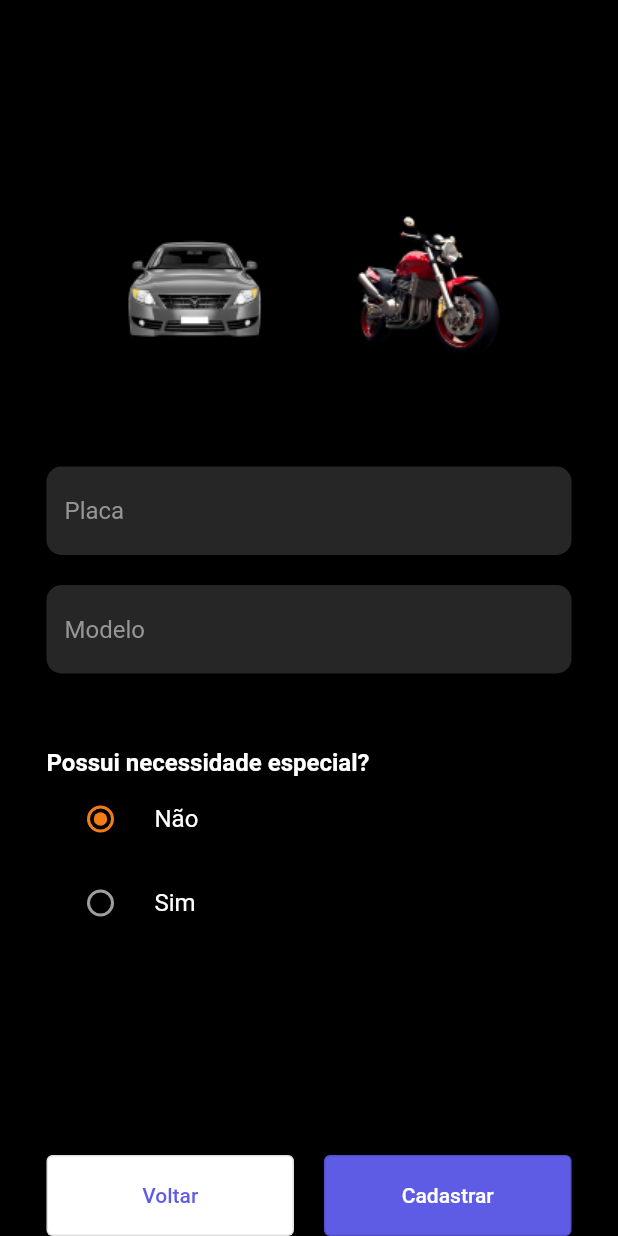
After one commit to ICEI-PUC-Minas-PMV-ADS/estacionamentoeixo4-mobile, a Flutter app: the VehicleRegistrationScreen screen opened by its route, on a phone screen of 412 x 824 dp. The commit adds this screen. Run offline on Flutter 3.47's test engine with Material 2 defaults, Android fonts, the phone set to English and light mode, and no system bars; our stand-ins replace bloc, equatable, flutter_bloc, shared_preferences; missing offline and left inert: dart:ffi; accounts and stored records are empty.

Commit message:
feat: :sparkles: implementa tela de registro de veículo

```diff
--- a/why_park/lib/configuration/application_composition_root.dart
+++ b/why_park/lib/configuration/application_composition_root.dart
@@ -4,6 +4,7 @@ import 'package:why_park/presentation/home/home_screen.dart';
 import 'package:why_park/presentation/login/login_screen.dart';
 import 'package:why_park/presentation/login/presenter/login_presenter.dart';
 import 'package:why_park/presentation/signup/presenter/signup_presenter.dart';
+import 'package:why_park/presentation/vehicle/vehicle_registration_screen.dart';
 
 import '../presentation/signup/signup_screen.dart';
 
@@ -27,6 +28,9 @@ class ApplicationCompositionRoot {
   @nonVirtual
   Widget newHomeScreen() => createHomeScreen();
 
+  @nonVirtual
+  Widget newVehicleRegistrationScreen() => createVehicleRegistrationScreen();
+
   // Factories
   @protected
   Widget createLoginScreen() => LoginScreen(
@@ -44,6 +48,10 @@ class ApplicationCompositionRoot {
   Widget createHomeScreen() => const HomeScreen();
 
   @protected
+  Widget createVehicleRegistrationScreen() =>
+      const VehicleRegistrationScreen(null);
+
+  @protected
   LoginPresenter createLoginPresenter() => LoginPresenter();
 
   @protected
--- /dev/null
+++ b/why_park/lib/presentation/vehicle/dumb_widgets/image_box.dart
@@ -0,0 +1,25 @@
+import 'package:flutter/material.dart';
+
+class ImageBox extends StatelessWidget {
+  final String imagePath;
+  final bool isSelected;
+
+  const ImageBox(this.imagePath, this.isSelected);
+
+  @override
+  Widget build(BuildContext context) {
+    return Container(
+      width: 120,
+      height: 120,
+      decoration: BoxDecoration(
+        color: isSelected ? Color(0xFF262626) : Color(0xFF000000),
+        borderRadius: BorderRadius.circular(20),
+      ),
+      child: Image.asset(
+        imagePath,
+        height: 50,
+        width: 90,
+      ),
+    );
+  }
+}
--- /dev/null
+++ b/why_park/lib/presentation/vehicle/presenter/vehicle_state.dart
@@ -0,0 +1,41 @@
+import 'dart:ffi';
+
+import 'package:equatable/equatable.dart';
+
+enum Status { initial, valid, invalid, loading, success, failure }
+
+class VehicleState extends Equatable {
+  const VehicleState({
+    this.type = '',
+    this.licensePlate = '',
+    this.model = '',
+    this.hasSpecialNeeds = false,
+    this.status = Status.initial,
+  });
+
+  final String type;
+  final String licensePlate;
+  final String model;
+  final bool hasSpecialNeeds;
+  final Status status;
+
+  VehicleState copyWith({
+    String? type,
+    String? licensePlate,
+    String? model,
+    bool? hasSpecialNeeds,
+    Status? status,
+  }) {
+    return VehicleState(
+      type: type ?? this.type,
+      licensePlate: licensePlate ?? this.licensePlate,
+      model: model ?? this.model,
+      hasSpecialNeeds: hasSpecialNeeds ?? this.hasSpecialNeeds,
+      status: status ?? this.status,
+    );
+  }
+
+  @override
+  List<Object?> get props =>
+      [type, licensePlate, model, hasSpecialNeeds, status];
+}
--- a/why_park/lib/presentation/vehicle/vehicle_list_screen.dart
+++ b/why_park/lib/presentation/vehicle/vehicle_list_screen.dart
@@ -1,5 +1,6 @@
 import 'package:flutter/material.dart';
 import 'package:why_park/presentation/vehicle/dumb_widgets/vehicle_card.dart';
+import '../../routes_table.dart';
 import 'model/vehicle_view_model.dart';
 
 class VehicleListScreen extends StatelessWidget {
@@ -12,8 +13,6 @@ class VehicleListScreen extends StatelessWidget {
     final List<VehicleViewModel> list = [
       VehicleViewModel(VehicleType.car, "PLZ-2345", "Honda City"),
       VehicleViewModel(VehicleType.bike, "PXJ-2320", "yamaha R1"),
-      VehicleViewModel(VehicleType.car, "PXJ-2320", "Honda City"),
-      VehicleViewModel(VehicleType.car, "PXJ-2320", "Honda City")
     ];
 
     return Scaffold(
@@ -29,6 +28,12 @@ class VehicleListScreen extends StatelessWidget {
                   color: Colors.transparent,
                 )),
       ),
+      floatingActionButton: FloatingActionButton(
+        onPressed: () {
+          Navigator.of(context).pushNamed(RoutesTable.vehicle);
+        },
+        child: const Icon(Icons.add),
+      ),
     );
   }
 }
--- /dev/null
+++ b/why_park/lib/presentation/vehicle/vehicle_registration_screen.dart
@@ -0,0 +1,189 @@
+import 'package:flutter/material.dart';
+import 'dumb_widgets/image_box.dart';
+
+enum Preferential { yes, no }
+
+class VehicleRegistrationScreen extends StatefulWidget {
+  const VehicleRegistrationScreen(final Key? key) : super(key: key);
+
+  @override
+  State<StatefulWidget> createState() => _VehicleRegistrationState();
+}
+
+class _VehicleRegistrationState extends State<VehicleRegistrationScreen> {
+  static const _carImagePath = 'assets/images/img_car.png';
+  static const _motorcycleImagePath = 'assets/images/img_motorcycle.png';
+
+  bool _isFirstSelected = false;
+  bool _isSecondSelected = false;
+
+  Preferential _preferential = Preferential.no;
+
+  @override
+  Widget build(BuildContext context) {
+    final mediaQueryHeight = MediaQuery.of(context).size.height;
+    final mediaQueryWidth = MediaQuery.of(context).size.width;
+    final bottom = MediaQuery.of(context).viewInsets.bottom;
+
+    return Scaffold(
+      body: Padding(
+        padding: EdgeInsets.fromLTRB(31.0, 31.0, 31.0, bottom),
+        child: Column(
+          children: [
+            const SizedBox(
+              height: 100,
+            ),
+            Row(
+              mainAxisAlignment: MainAxisAlignment.spaceEvenly,
+              children: [
+                GestureDetector(
+                  onTap: () {
+                    setState(() {
+                      _isFirstSelected = true;
+                      _isSecondSelected = false;
+                    });
+                  },
+                  child: ImageBox(_carImagePath, _isFirstSelected),
+                ),
+                GestureDetector(
+                  onTap: () {
+                    setState(() {
+                      _isFirstSelected = false;
+                      _isSecondSelected = true;
+                    });
+                  },
+                  child: ImageBox(_motorcycleImagePath, _isSecondSelected),
+                ),
+              ],
+            ),
+            const SizedBox(
+              height: 60,
+            ),
+            TextFormField(
+              onChanged: (value) => print(value),
+              // onFieldSubmitted: (_) => _passwordFocusNode.requestFocus(),
+              decoration: InputDecoration(
+                  hintText: 'Placa',
+                  hintStyle: TextStyle(color: Color(0xFF959595)),
+                  border: OutlineInputBorder(
+                      borderRadius: BorderRadius.circular(10),
+                      borderSide: BorderSide.none),
+                  filled: true,
+                  fillColor: Color(0xFF262626)),
+            ),
+            const SizedBox(
+              height: 20,
+            ),
+            TextFormField(
+              onChanged: (value) => print(value),
+              // onFieldSubmitted: (_) => _passwordFocusNode.requestFocus(),
+              decoration: InputDecoration(
+                  hintText: 'Modelo',
+                  hintStyle: TextStyle(color: Color(0xFF959595)),
+                  border: OutlineInputBorder(
+                      borderRadius: BorderRadius.circular(10),
+                      borderSide: BorderSide.none),
+                  filled: true,
+                  fillColor: Color(0xFF262626)),
+            ),
+            const SizedBox(
+              height: 50,
+            ),
+            Column(
+              crossAxisAlignment: CrossAxisAlignment.start,
+              children: [
+                const Text(
+                  "Possui necessidade especial?",
+                  style: TextStyle(fontSize: 16, fontWeight: FontWeight.bold),
+                ),
+                Theme(
+                  data: ThemeData(unselectedWidgetColor: Colors.grey[500]),
+                  child: RadioListTile(
+                    activeColor: Color(0xFFF27D16),
+                    controlAffinity: ListTileControlAffinity.platform,
+                    title: const Text(
+                      'Não',
+                      style: TextStyle(
+                        color: Colors.white,
+                      ),
+                    ),
+                    value: Preferential.no,
+                    groupValue: _preferential,
+                    onChanged: (value) {
+                      setState(() {
+                        _preferential = value!;
+                      });
+                    },
+                  ),
+                ),
+                Theme(
+                  data: ThemeData(unselectedWidgetColor: Colors.grey[500]),
+                  child: RadioListTile(
+                    activeColor: Color(0xFFF27D16),
+                    controlAffinity: ListTileControlAffinity.platform,
+                    title: const Text(
+                      'Sim',
+                      style: TextStyle(
+                        color: Colors.white,
+                      ),
+                    ),
+                    value: Preferential.yes,
+                    groupValue: _preferential,
+                    onChanged: (value) {
+                      setState(() {
+                        _preferential = value!;
+                      });
+                    },
+                  ),
+                ),
+              ],
+            ),
+            SizedBox(
+              height: 140,
+            ),
+            Column(
+              children: [
+                Row(
+                  mainAxisAlignment: MainAxisAlignment.spaceBetween,
+                  children: [
+                    SizedBox(
+                      width: 165,
+                      height: 54,
+                      child: OutlinedButton(
+                        style: ButtonStyle(
+                            backgroundColor:
+                                MaterialStatePropertyAll(Color(0xFFFFFFFF))),
+                        onPressed: () {
+                          Navigator.pop(context);
+                        },
+                        child: Text(
+                          'Voltar',
+                          style: TextStyle(
+                            color: Color(0xFF5E5CE5),
+                          ),
+                        ),
+                      ),
+                    ),
+                    SizedBox(
+                      width: 165,
+                      height: 54,
+                      child: OutlinedButton(
+                        style: ButtonStyle(
+                            backgroundColor:
+                                MaterialStatePropertyAll(Color(0xFF5E5CE5))),
+                        onPressed: null,
+                        child: Text(
+                          'Cadastrar',
+                        ),
+                      ),
+                    ),
+                  ],
+                )
+              ],
+            )
+          ],
+        ),
+      ),
+    );
+  }
+}
--- a/why_park/lib/routes_table.dart
+++ b/why_park/lib/routes_table.dart
@@ -11,11 +11,14 @@ class RoutesTable {
   static const login = '/login';
   static const signup = '/signup';
   static const home = '/home';
+  static const vehicle = '/vehicle';
 
   // routes mapper
   static Map<String, Widget Function(BuildContext)> routes = {
     login: (final context) => _applicationCompositionRoot.newLoginScreen(),
     signup: (final context) => _applicationCompositionRoot.newSignupScreen(),
     home: (final context) => _applicationCompositionRoot.newHomeScreen(),
+    vehicle: (final context) =>
+        _applicationCompositionRoot.newVehicleRegistrationScreen(),
   };
 }
```
